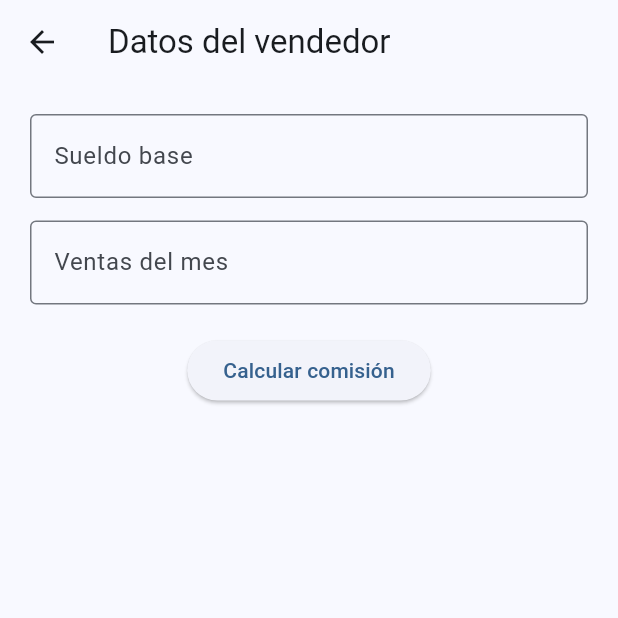
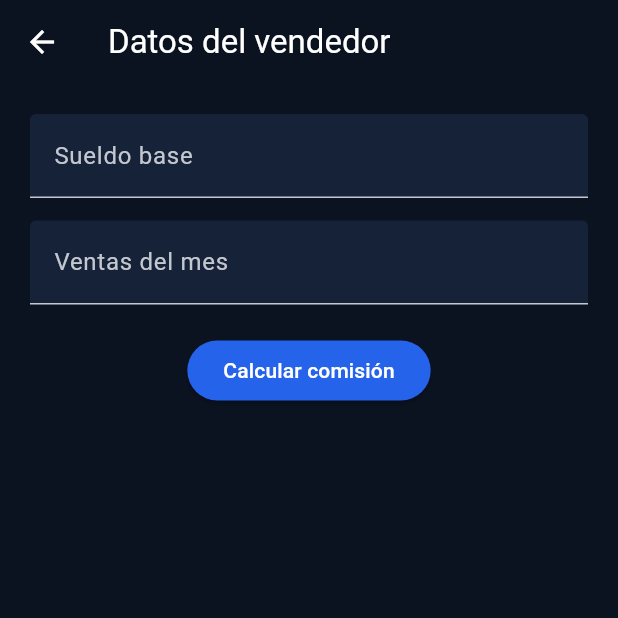
Before and after one commit to SrJCBM/ESPE-DAM-36872, a Flutter app: the screen it shows after launch, after a tap on "Comenzar", on a phone screen of 412 x 824 dp, the top half of it. Run offline on Flutter 3.47's test engine with Material 3 defaults, Android fonts, the phone set to English and light mode, and no system bars.

Commit message:
Correcciones de diseño

```diff
--- a/1P/Conjunta 29_10/examen_1p/lib/main.dart
+++ b/1P/Conjunta 29_10/examen_1p/lib/main.dart
@@ -24,7 +24,28 @@ class MyApp extends StatelessWidget {
       debugShowCheckedModeBanner: false,
       title: 'Comisión de ventas',
       theme: ThemeData(
-        colorScheme: ColorScheme.fromSeed(seedColor: Colors.blue),
+        colorScheme: ColorScheme.fromSeed(
+          seedColor: Colors.blue,
+          brightness: Brightness.dark,
+        ),
+        scaffoldBackgroundColor: Color(0xFF0B1220),
+        appBarTheme: AppBarTheme(
+          backgroundColor: Color(0xFF0B1220),
+          foregroundColor: Colors.white,
+        ),
+        cardTheme: CardThemeData(
+          color: Color(0xFF162238),
+        ),
+        inputDecorationTheme: InputDecorationThemeData(
+          filled: true,
+          fillColor: Color(0xFF162238),
+        ),
+        elevatedButtonTheme: ElevatedButtonThemeData(
+          style: ElevatedButton.styleFrom(
+            backgroundColor: Color(0xFF2563EB),
+            foregroundColor: Colors.white,
+          ),
+        ),
       ),
       initialRoute: '/',
       routes: {
--- a/1P/Conjunta 29_10/examen_1p/lib/vista/pantallas/inicio_pantalla.dart
+++ b/1P/Conjunta 29_10/examen_1p/lib/vista/pantallas/inicio_pantalla.dart
@@ -29,7 +29,7 @@ class InicioPantalla extends StatelessWidget {
             SizedBox(height: 10),
             Text(
               'Ingresa el sueldo base y las ventas del mes '
-                  'para calcular el sueldo final.',
+                  'para poder calcular el sueldo final',
               textAlign: TextAlign.center,
             ),
             SizedBox(height: 20),
--- a/1P/Conjunta 29_10/examen_1p/lib/vista/widgets/campo_numero.dart
+++ b/1P/Conjunta 29_10/examen_1p/lib/vista/widgets/campo_numero.dart
@@ -14,7 +14,6 @@ class CampoNumero extends StatelessWidget {
       decoration: InputDecoration(
         labelText: etiqueta,
         prefixText: '\$ ',
-        border: OutlineInputBorder(),
       ),
     );
   }
```
